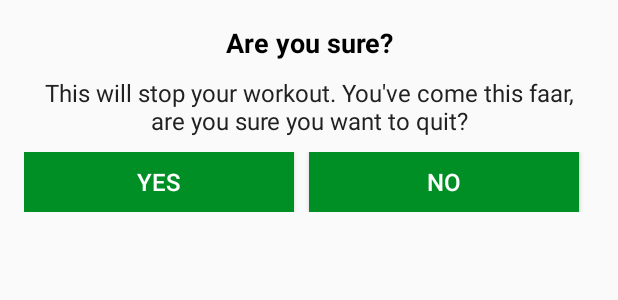
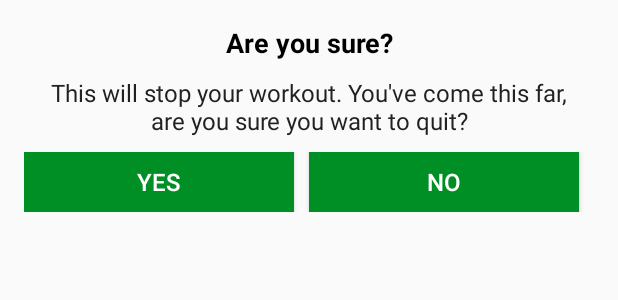
Before and after one commit to HiroshiNov/7Minuteworkout, an Android app: the layout dialog_custom_back_confirmation.xml on its own in the app's theme, with its tools: preview values and no code run, on a phone screen of 412 x 824 dp. Shown: the top 300 px of the screen. Run offline under Robolectric (Android 15) with nearby library versions, the phone set to English and light mode, and no system bars.

Commit message:
Fix typo in quit dialog

```diff
--- a/app/src/main/res/layout/dialog_custom_back_confirmation.xml
+++ b/app/src/main/res/layout/dialog_custom_back_confirmation.xml
@@ -22,7 +22,7 @@
         android:layout_marginTop="10dp"
         android:layout_marginEnd="10dp"
         android:gravity="center"
-        android:text="This will stop your workout. You\'ve come this faar, are you sure you want to quit?"
+        android:text="This will stop your workout. You\'ve come this far, are you sure you want to quit?"
         android:textColor="#212121"
         android:textSize="16sp"/>
 
```
